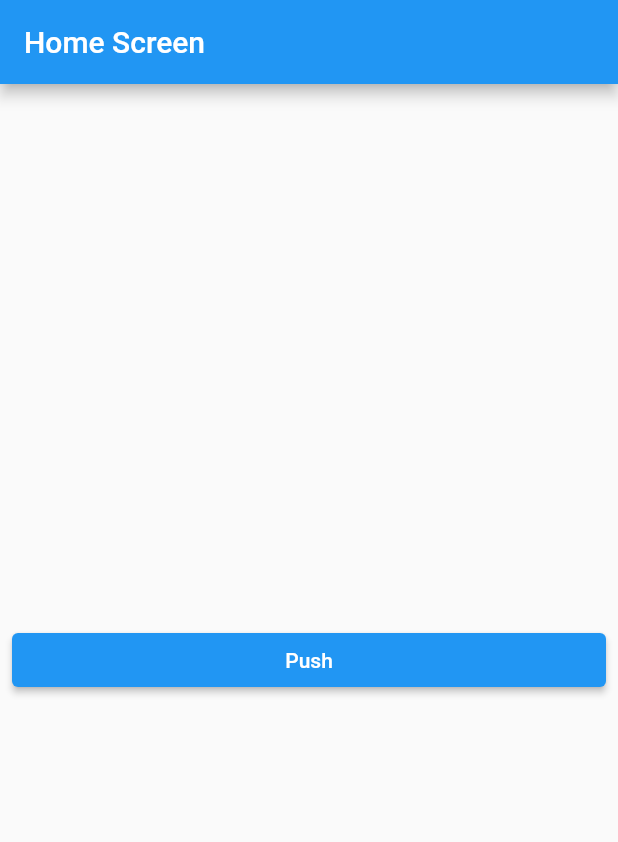
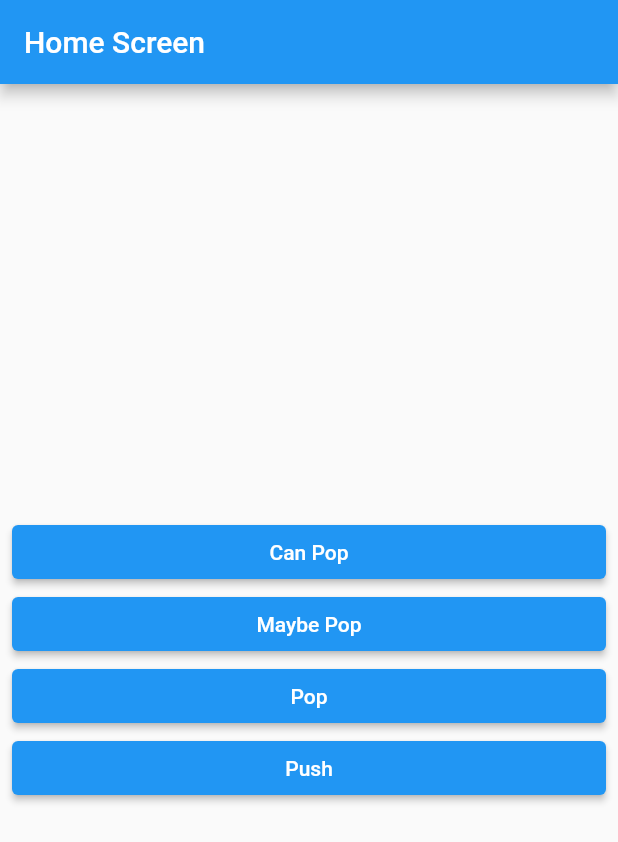
Before and after one commit to iammoong/navigator, a Flutter app: the screen it shows after launch, on a phone screen of 412 x 824 dp. Shown: the top 842 px of the screen. Run offline on Flutter 3.47's test engine with Material 2 defaults, Android fonts, the phone set to English and light mode, and no system bars.

Commit message:
여러가지 Pop에 대한 학습

```diff
--- a/lib/screen/home_screen.dart
+++ b/lib/screen/home_screen.dart
@@ -7,9 +7,33 @@ class HomeScreen extends StatelessWidget {
 
   @override
   Widget build(BuildContext context) {
-    return MainLayout(
+    return WillPopScope(
+      onWillPop: () async {
+        // true - pop 가능
+        // false - pop 불가능
+        final canPop = Navigator.of(context).canPop();
+
+        return canPop;
+      },
+      child: MainLayout(
         title: 'Home Screen',
         children: [
+          ElevatedButton(onPressed: (){
+            print(Navigator.of(context).canPop());
+          },
+            child: Text('Can Pop'),
+          ),
+          ElevatedButton(onPressed: (){
+            // 뒤로 가기에 값이 없을 때 넘어가지 않게 방지
+            Navigator.of(context).maybePop();
+          },
+            child: Text('Maybe Pop'),
+          ),
+          ElevatedButton(onPressed: (){
+            Navigator.of(context).pop(123);
+          },
+            child: Text('Pop'),
+          ),
           ElevatedButton(
             onPressed: () async {
               final result = await Navigator.of(context).push(
@@ -26,6 +50,7 @@ class HomeScreen extends StatelessWidget {
             ),
           ),
         ],
+      ),
     );
   }
 }
--- a/lib/screen/route_one_screen.dart
+++ b/lib/screen/route_one_screen.dart
@@ -16,6 +16,17 @@ class RouteOneScreen extends StatelessWidget {
       Text(
         'arguments : ${number.toString()}',
         textAlign: TextAlign.center,
+      ),
+      ElevatedButton(onPressed: (){
+        print(Navigator.of(context).canPop());
+      },
+        child: Text('Can Pop'),
+      ),
+      ElevatedButton(onPressed: (){
+        // 뒤로 가기에 값이 없을 때 넘어가지 않게 방지
+        Navigator.of(context).maybePop();
+      },
+        child: Text('Maybe Pop'),
       ),
       ElevatedButton(
           onPressed: () {
```
Lines whose indentation alone changed are shown as unchanged.
